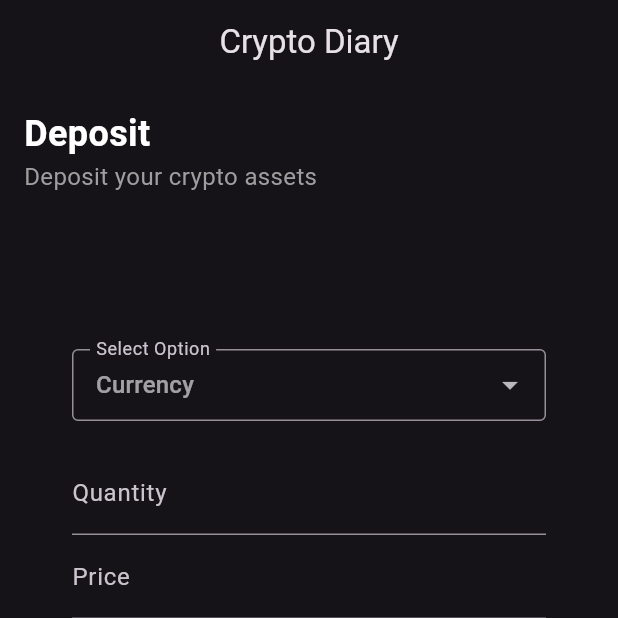
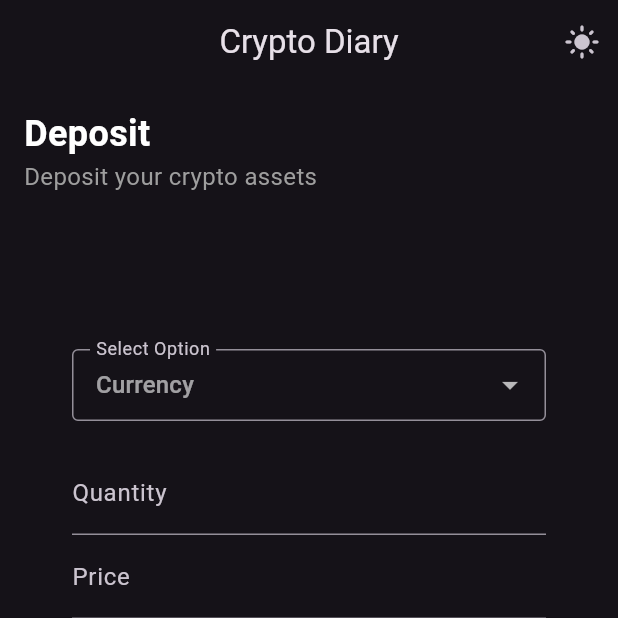
Before and after one commit to monev1905/crypto_diary, a Flutter app: the screen it shows after launch, on a phone screen of 412 x 824 dp, the top half of it. Run offline on Flutter 3.47's test engine with Material 3 defaults, Android fonts, the phone set to English and light mode, and no system bars; our stand-ins replace multi_select_flutter.

Commit message:
Add dark mode toggle functionality and refactor transaction button widget

```diff
--- a/lib/data/notifiers.dart
+++ b/lib/data/notifiers.dart
@@ -1,3 +1,4 @@
 import 'package:flutter/material.dart';
 
 ValueNotifier<int> selectedPageNotifier = ValueNotifier(0);
+ValueNotifier<bool> isDarkModeNotifier = ValueNotifier(true);
--- a/lib/main.dart
+++ b/lib/main.dart
@@ -1,3 +1,4 @@
+import 'package:crypto_diary/data/notifiers.dart';
 import 'package:crypto_diary/views/widget_tree.dart';
 import 'package:flutter/material.dart';
 
@@ -16,6 +17,9 @@
   // This widget is the root of your application.
   @override
   Widget build(BuildContext context) {
+    return ValueListenableBuilder(
+      valueListenable: isDarkModeNotifier,
+      builder: (context, isDarkMode, child) {
         return MaterialApp(
           debugShowCheckedModeBanner: false,
           title: 'Crypto Diary',
@@ -24,26 +28,13 @@
               seedColor: Colors.deepPurple,
               primary: Colors.deepPurple[400],
               secondary: Colors.deepPurple[700],
-          brightness: Brightness.dark,
+              brightness: isDarkMode ? Brightness.dark : Brightness.light,
             ),
             useMaterial3: true,
           ),
           home: const WidgetTree(title: 'Crypto Diary'),
         );
+      },
+    );
   }
 }
-
-// class MyHomePage extends StatefulWidget {
-//   const MyHomePage({super.key, required this.title});
-//   final String title;
-
-//   @override
-//   State<MyHomePage> createState() => _MyHomePageState();
-// }
-
-// class _MyHomePageState extends State<MyHomePage> {
-//   @override
-//   Widget build(BuildContext context) {
-//     return WidgetTree();
-//   }
-// }
--- a/lib/views/pages/deposit_page.dart
+++ b/lib/views/pages/deposit_page.dart
@@ -7,7 +7,7 @@ import 'dart:convert';
 
 import 'package:crypto_diary/views/widgets/text_input_field_widget.dart';
 import 'package:crypto_diary/views/widgets/page_header_widget.dart';
-import 'package:crypto_diary/views/widgets/transaction_button.dart';
+import 'package:crypto_diary/views/widgets/transaction_button_widget.dart';
 
 class DepositPage extends StatefulWidget {
   const DepositPage({super.key});
--- a/lib/views/pages/withdraw_page.dart
+++ b/lib/views/pages/withdraw_page.dart
@@ -2,7 +2,7 @@ import 'package:flutter/material.dart';
 
 import 'package:crypto_diary/views/widgets/text_input_field_widget.dart';
 import 'package:crypto_diary/views/widgets/page_header_widget.dart';
-import 'package:crypto_diary/views/widgets/transaction_button.dart';
+import 'package:crypto_diary/views/widgets/transaction_button_widget.dart';
 
 class WithdrawPage extends StatefulWidget {
   const WithdrawPage({super.key});
--- a/lib/views/widget_tree.dart
+++ b/lib/views/widget_tree.dart
@@ -35,6 +35,21 @@ class _WidgetTreeState extends State<WidgetTree> {
       appBar: AppBar(
         title: Text(widget.title),
         centerTitle: true,
+        actions: [
+          ValueListenableBuilder(
+            valueListenable: isDarkModeNotifier,
+            builder: (context, isDarkMode, child) {
+              return IconButton(
+                icon: Icon(
+                  isDarkMode ? Icons.light_mode : Icons.dark_mode,
+                ),
+                onPressed: () {
+                  isDarkModeNotifier.value = !isDarkModeNotifier.value;
+                },
+              );
+            },
+          )
+        ],
       ),
       body: ValueListenableBuilder(
         valueListenable: selectedPageNotifier,
--- a/lib/views/widgets/bottom_toolbar_widget.dart
+++ b/lib/views/widgets/bottom_toolbar_widget.dart
@@ -1,9 +1,14 @@
 import 'package:crypto_diary/data/notifiers.dart';
 import 'package:flutter/material.dart';
 
-class BottomToolbarWidget extends StatelessWidget {
+class BottomToolbarWidget extends StatefulWidget {
   const BottomToolbarWidget({super.key});
 
+  @override
+  State<BottomToolbarWidget> createState() => _BottomToolbarWidgetState();
+}
+
+class _BottomToolbarWidgetState extends State<BottomToolbarWidget> {
   final List<BottomNavigationBarItem> bottomToolbarItems = const [
     BottomNavigationBarItem(
       icon: Icon(Icons.attach_money),
--- a/lib/views/widgets/text_input_field_widget.dart
+++ b/lib/views/widgets/text_input_field_widget.dart
@@ -19,8 +19,4 @@ class TextInputFieldWidget extends StatelessWidget {
       ),
     );
   }
-
-  void clearTextField() {
-    textController.clear();
-  }
 }
--- a/lib/views/widgets/transaction_button.dart
+++ b/lib/views/widgets/transaction_button_widget.dart
@@ -1,6 +1,6 @@
 import 'package:flutter/material.dart';
 
-class TransactionActionButton extends StatefulWidget {
+class TransactionActionButton extends StatelessWidget {
   final String buttonText;
   final VoidCallback onPressed;
 
@@ -11,15 +11,9 @@ class TransactionActionButton extends StatefulWidget {
   });
 
   @override
-  State<TransactionActionButton> createState() =>
-      _TransactionActionButtonState();
-}
-
-class _TransactionActionButtonState extends State<TransactionActionButton> {
-  @override
   Widget build(BuildContext context) {
     return OutlinedButton(
-      onPressed: widget.onPressed,
+      onPressed: onPressed,
       style: OutlinedButton.styleFrom(
         backgroundColor: Colors.transparent,
         side: BorderSide(
@@ -31,7 +25,7 @@ class _TransactionActionButtonState extends State<TransactionActionButton> {
           borderRadius: BorderRadius.circular(4),
         ),
       ),
-      child: Text(widget.buttonText),
+      child: Text(buttonText),
     );
   }
 }
```
Lines whose indentation alone changed are shown as unchanged.
